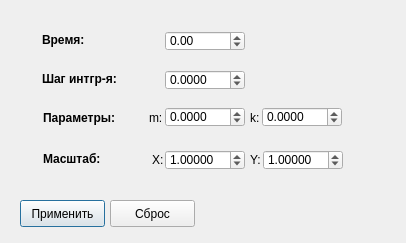
Above: const_dialog.ui from moisizz/Plot-Builder before the change. Below: the same form after it.
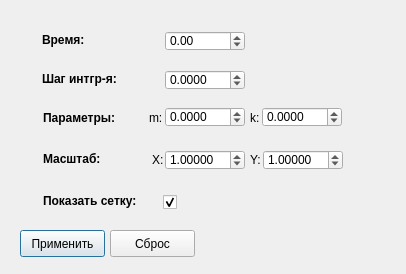
That is the form after the change.

Patch:
```diff
--- a/const_dialog.ui
+++ b/const_dialog.ui
@@ -7,7 +7,7 @@
     <x>0</x>
     <y>0</y>
     <width>406</width>
-    <height>243</height>
+    <height>274</height>
    </rect>
   </property>
   <property name="windowTitle">
@@ -280,7 +280,7 @@
    <property name="geometry">
     <rect>
      <x>20</x>
-     <y>200</y>
+     <y>230</y>
      <width>85</width>
      <height>27</height>
     </rect>
@@ -293,7 +293,7 @@
    <property name="geometry">
     <rect>
      <x>110</x>
-     <y>200</y>
+     <y>230</y>
      <width>85</width>
      <height>27</height>
     </rect>
@@ -302,6 +302,41 @@
     <string>Сброс</string>
    </property>
   </widget>
+  <widget class="QLabel" name="scaleLabel_3">
+   <property name="geometry">
+    <rect>
+     <x>43</x>
+     <y>193</y>
+     <width>120</width>
+     <height>15</height>
+    </rect>
+   </property>
+   <property name="font">
+    <font>
+     <weight>75</weight>
+     <bold>true</bold>
+    </font>
+   </property>
+   <property name="text">
+    <string>Показать сетку:</string>
+   </property>
+  </widget>
+  <widget class="QCheckBox" name="showGrid">
+   <property name="geometry">
+    <rect>
+     <x>163</x>
+     <y>191</y>
+     <width>51</width>
+     <height>22</height>
+    </rect>
+   </property>
+   <property name="text">
+    <string/>
+   </property>
+   <property name="checked">
+    <bool>true</bool>
+   </property>
+  </widget>
  </widget>
  <resources/>
  <connections/>
```
